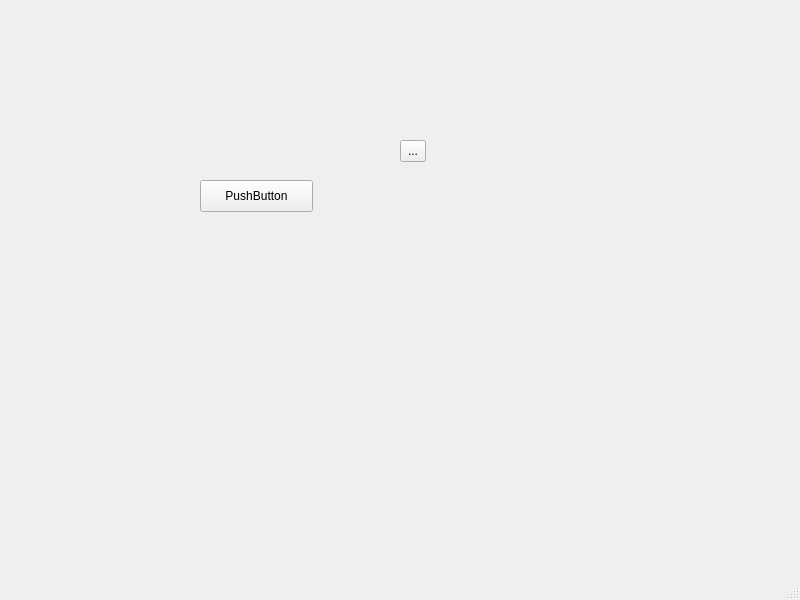
The window that main/ui/mainwindows.ui (tail35/rtmppush) describes before a commit, drawn with Qt 5.
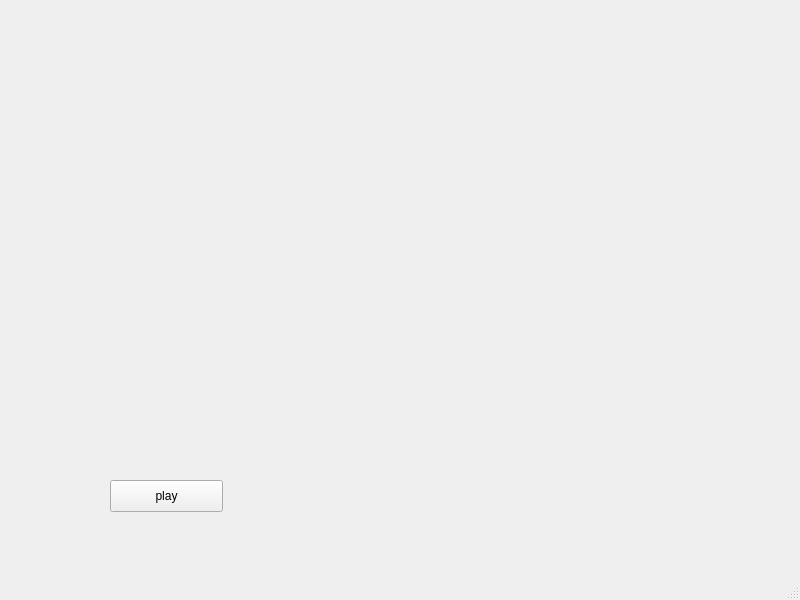
The same window after the commit.

The edit to the form file:
```diff
--- a/main/ui/mainwindows.ui
+++ b/main/ui/mainwindows.ui
@@ -17,27 +17,14 @@
    <widget class="QPushButton" name="pushButton">
     <property name="geometry">
      <rect>
-      <x>200</x>
-      <y>180</y>
+      <x>110</x>
+      <y>480</y>
       <width>113</width>
       <height>32</height>
      </rect>
     </property>
     <property name="text">
-     <string>PushButton</string>
-    </property>
-   </widget>
-   <widget class="QToolButton" name="toolButton">
-    <property name="geometry">
-     <rect>
-      <x>400</x>
-      <y>140</y>
-      <width>26</width>
-      <height>22</height>
-     </rect>
-    </property>
-    <property name="text">
-     <string>...</string>
+     <string>play</string>
     </property>
    </widget>
   </widget>
```
